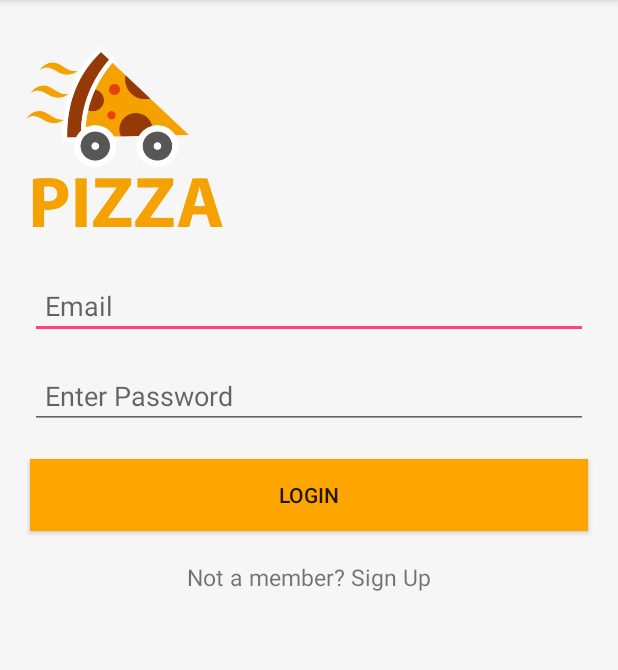
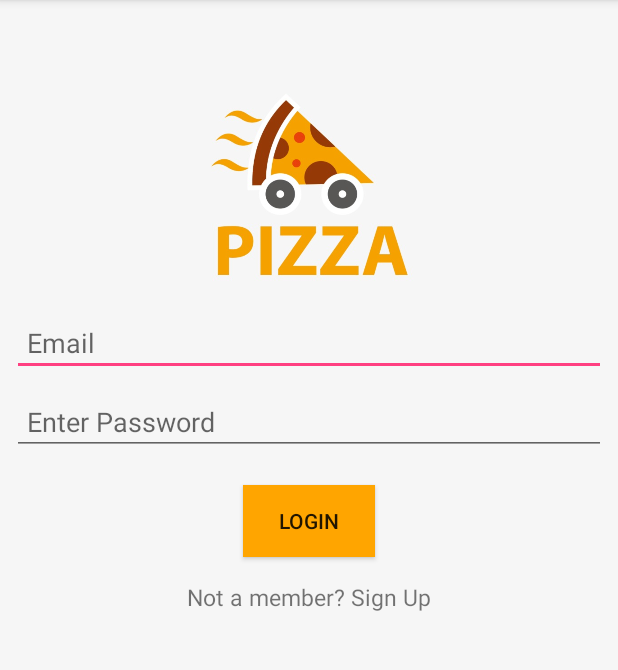
Before and after one commit to Josetedd/Pizza-Store, an Android app: the screen it shows after launch (loginActivity), on a phone screen of 412 x 824 dp, the part 84-754 px from its top. Run offline under Robolectric (Android 15) with nearby library versions, the phone set to English and light mode, and no system bars; our stand-ins replace Firebase (no records; nobody signed in at launch, a user with empty details on screens opened directly).

Commit message:
changed activity_login.xml to use constraint layout added on click listener to signup TextView added openSignup method in loginActivity.java

```diff
--- a/app/src/main/java/com/example/android/pizzaapp/loginActivity.java
+++ b/app/src/main/java/com/example/android/pizzaapp/loginActivity.java
@@ -1,7 +1,9 @@
 package com.example.android.pizzaapp;
 
+import android.content.Intent;
+import android.os.Bundle;
 import android.support.v7.app.AppCompatActivity;
-import android.os.Bundle;
+import android.view.View;
 
 public class loginActivity extends AppCompatActivity {
 
@@ -10,4 +12,11 @@ public class loginActivity extends AppCompatActivity {
         super.onCreate(savedInstanceState);
         setContentView(R.layout.activity_login);
     }
+
+    // method to open SignUpActivity
+    public void openSignupActivity(View view) {
+
+        startActivity(new Intent(getApplicationContext(), SignUpActivity.class));
+
+    }
 }
--- a/app/src/main/res/layout/activity_login.xml
+++ b/app/src/main/res/layout/activity_login.xml
@@ -1,22 +1,16 @@
 <?xml version="1.0" encoding="utf-8"?>
-<LinearLayout
-    xmlns:android="http://schemas.android.com/apk/res/android"
-    xmlns:tools="http://schemas.android.com/tools"
-    android:layout_width="match_parent"
-    android:layout_height="match_parent">
-
-    <ScrollView
-        style="@style/ActivityStyle"
-        tools:context="com.example.android.alcpizza.Usersignup">
-
-        <LinearLayout
-            android:layout_width="match_parent"
-            android:layout_height="match_parent"
-            android:orientation="vertical">
+<android.support.constraint.ConstraintLayout xmlns:android="http://schemas.android.com/apk/res/android"
+    xmlns:app="http://schemas.android.com/apk/res-auto"
+    style="@style/ActivityStyle">
 
     <ImageView
+        android:id="@+id/imageView2"
         style="@style/PizzaLogoStyle"
-                android:src="@drawable/pizza4" />
+        android:layout_marginTop="48dp"
+        android:src="@drawable/pizza4"
+        app:layout_constraintEnd_toEndOf="parent"
+        app:layout_constraintStart_toStartOf="parent"
+        app:layout_constraintTop_toTopOf="parent" />
 
     <!--<EditText
         android:id="@+id/inputName"
@@ -31,42 +25,44 @@
 -->
     <EditText
         android:id="@+id/inputemail"
-                    android:layout_width="match_parent"
-                    android:layout_height="wrap_content"
-                    android:layout_marginLeft="20dp"
-                    android:layout_marginRight="20dp"
-                    android:layout_marginTop="15dp"
+        style="@style/EditTextStyle"
         android:hint="Email"
         android:inputType="textCapWords"
-                    android:padding="10dp"/>
+        android:padding="10dp"
+        app:layout_constraintEnd_toEndOf="parent"
+        app:layout_constraintStart_toStartOf="parent"
+        app:layout_constraintTop_toBottomOf="@+id/imageView2" />
+
     <EditText
         android:id="@+id/inputpassword"
-                    android:layout_width="match_parent"
-                    android:layout_height="wrap_content"
-                    android:layout_marginLeft="20dp"
-                    android:layout_marginRight="20dp"
-                    android:layout_marginTop="15dp"
+        style="@style/EditTextStyle"
         android:hint="Enter Password"
         android:inputType="textCapWords"
         android:padding="10dp"
-                    />
+        app:layout_constraintEnd_toEndOf="parent"
+        app:layout_constraintStart_toStartOf="parent"
+        app:layout_constraintTop_toBottomOf="@+id/inputemail" />
+
     <Button
-                android:id="@+id/signupbutton"
-                android:layout_width="match_parent"
-                android:layout_height="wrap_content"
-                android:layout_margin="20dp"
-                android:layout_marginTop="15dp"
-                android:background="#FFA500"
-                android:text="Login" />
+        android:id="@+id/loginbutton"
+        style="@style/ButtonStyle"
+        android:text="Login"
+        app:layout_constraintEnd_toEndOf="parent"
+        app:layout_constraintStart_toStartOf="parent"
+        app:layout_constraintTop_toBottomOf="@+id/inputpassword" />
 
     <TextView
-                android:id="@+id/loginlink"
-                android:layout_width="match_parent"
+        android:id="@+id/signinlink"
+        android:layout_width="wrap_content"
         android:layout_height="wrap_content"
-                android:layout_marginBottom="10dp"
+        android:layout_marginEnd="8dp"
+        android:layout_marginStart="8dp"
+        android:layout_marginTop="16dp"
         android:gravity="center"
+        android:onClick="openSignupActivity"
         android:text="Not a member? Sign Up"
-                android:textSize="15sp" />
-        </LinearLayout>
-    </ScrollView>
-</LinearLayout>
+        android:textSize="15sp"
+        app:layout_constraintEnd_toEndOf="parent"
+        app:layout_constraintStart_toStartOf="parent"
+        app:layout_constraintTop_toBottomOf="@+id/loginbutton" />
+</android.support.constraint.ConstraintLayout>
--- a/app/src/main/res/values/styles.xml
+++ b/app/src/main/res/values/styles.xml
@@ -21,9 +21,6 @@
         <item name="android:layout_marginEnd">8dp</item>
         <item name="android:layout_marginStart">8dp</item>
         <item name="android:layout_marginTop">16dp</item>
-        android:layout_marginEnd="8dp"
-        android:layout_marginStart="8dp"
-        android:layout_marginTop="16dp"
     </style>
 
     <style name="ButtonStyle">
```
Lines whose indentation alone changed are shown as unchanged.
